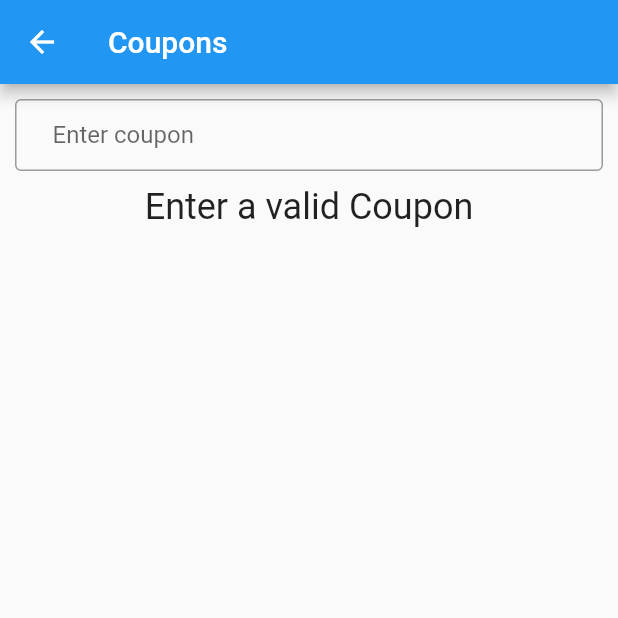
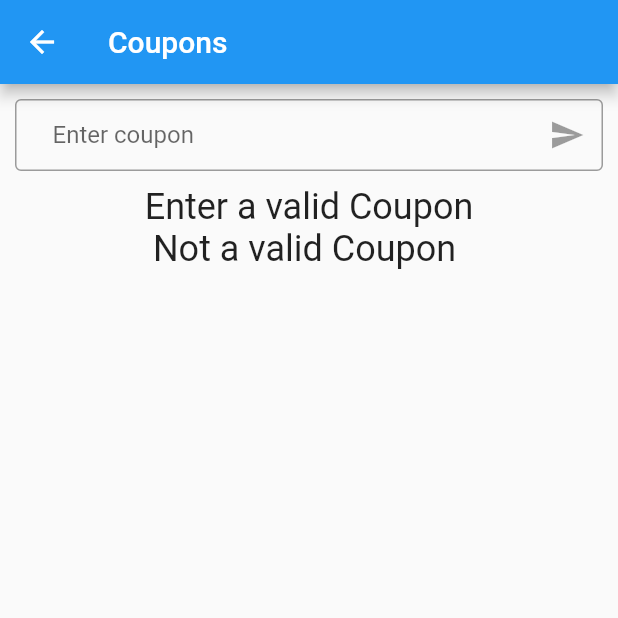
Before and after one commit to iamshm/teal_chatapp, a Flutter app: the CouponData screen opened by its route, on a phone screen of 412 x 824 dp, the top half of it. Run offline on Flutter 3.47's test engine with Material 2 defaults, Android fonts, the phone set to English and light mode, and no system bars; our stand-ins replace cloud_firestore, dotted_border, firebase_auth, firebase_storage, font_awesome_flutter, image_picker and 2 more; accounts and stored records are empty; Roboto replaces fonts that are missing (Raleway); project files that could hold a hidden picture were left out.

Commit message:
coupon with per use

```diff
--- a/lib/Coupons/coupon.dart
+++ b/lib/Coupons/coupon.dart
@@ -10,7 +10,8 @@ class CouponData extends StatefulWidget {
 
 class _CouponDataState extends State<CouponData> {
   bool validCoupon = false;
-  TextEditingController _controller;
+
+  DocumentSnapshot docref;
 
   validity(value) {
     if (value.length == 0) {
@@ -27,10 +28,25 @@ class _CouponDataState extends State<CouponData> {
           setState(() {
             validCoupon = true;
           });
-          docs.documents[0].reference
-              .updateData({'limit': docs.documents[0].data['limit'] - 1});
+          docref = docs.documents[0];
+        } else {
+          setState(() {
+            validCoupon = false;
+          });
         }
       });
+    }
+  }
+
+  useCoupon() {
+    if (validCoupon) {
+      if (docref.data['limit'] > 0 && docref.data['perUserLimit'] > 0) {
+        docref.reference.updateData({'limit': docref.data['limit'] - 1});
+        docref.reference
+            .updateData({'perUserLimit': docref.data['perUserLimit'] - 1});
+      } else {
+        validCoupon = false;
+      }
     }
   }
 
@@ -46,23 +62,40 @@ class _CouponDataState extends State<CouponData> {
           Padding(
             padding: const EdgeInsets.all(10.0),
             child: TextField(
-                  onChanged: (val) {
-                    validity(val);
-                  },
+              onSubmitted: (value) => {validity(value)},
               decoration: InputDecoration(
                 contentPadding: EdgeInsets.only(left: 25.0),
                 hintText: 'Enter coupon',
                 hintStyle: TextStyle(),
+                suffixIcon:
+                    IconButton(icon: Icon(Icons.send), onPressed: useCoupon()),
                 border: OutlineInputBorder(
-                          borderRadius: BorderRadius.circular(4.0))),
+                  borderRadius: BorderRadius.circular(4.0),
+                ),
+              ),
             ),
           ),
           Text(
-                validCoupon
-                    ? "Coupon applied Successfully"
-                    : "Enter a valid Coupon",
+            validCoupon ? "Coupon is Valid" : "Enter a valid Coupon",
             style: TextStyle(fontSize: 24),
           ),
-            ]));
+          Row(
+            mainAxisAlignment: MainAxisAlignment.center,
+            children: <Widget>[
+              Text(
+                validCoupon
+                    ? (docref.data["limit"] - 1).toString()
+                    : "Not a valid",
+                style: TextStyle(fontSize: 24),
+              ),
+              Text(
+                " Coupon ",
+                style: TextStyle(fontSize: 24),
+              ),
+            ],
+          )
+        ],
+      ),
+    );
   }
 }
```
Lines whose indentation alone changed are shown as unchanged.
